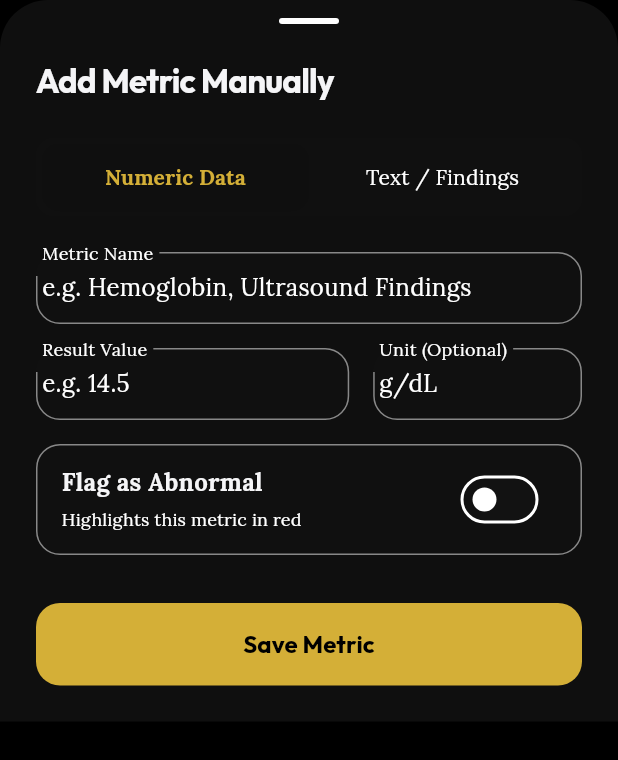
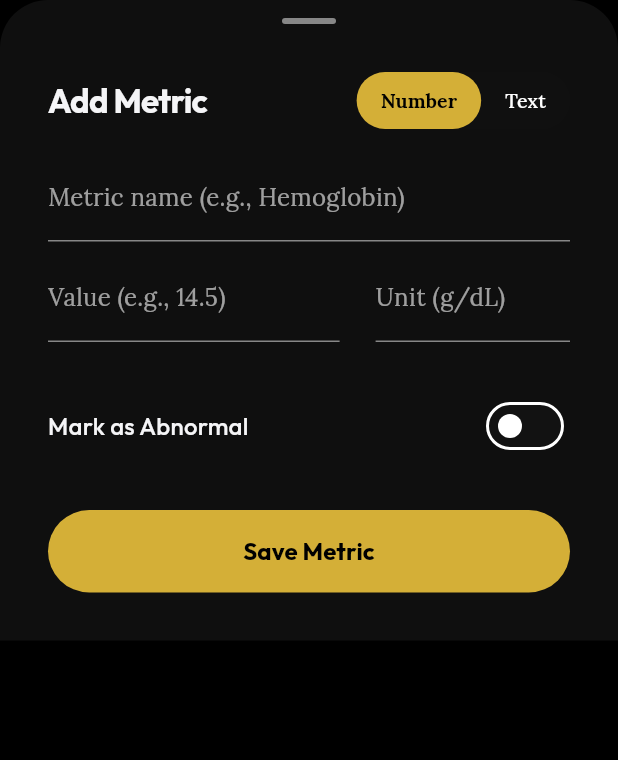
Before and after one commit to aviral2910/Healing-Milestone-v2, a Flutter app: the AddBiomarkerBottomSheet widget shown alone on an empty page, opened directly with empty values, on a phone screen of 412 x 824 dp. Shown: the top 760 px of the screen. Run offline on Flutter 3.47's test engine with Material 3 defaults, Android fonts, the phone set to English and light mode, and no system bars; our stand-ins replace cached_network_image, cloud_firestore, device_preview, dio, file_picker, firebase_ai and 28 more; missing offline and left inert: firebase_app_check, mobile_scanner, record, syncfusion_flutter_pdfviewer; accounts and stored records are empty; generated files the repository leaves out were written again; network calls fail.

Commit message:
Minimalist redesign of manual metric bottom sheet and timeline button fix

```diff
--- a/lib/features/medical_vault/presentation/widgets/add_biomarker_bottom_sheet.dart
+++ b/lib/features/medical_vault/presentation/widgets/add_biomarker_bottom_sheet.dart
@@ -48,7 +48,7 @@ class _AddBiomarkerBottomSheetState extends State<AddBiomarkerBottomSheet> {
 
     if (_isNumeric) {
       numVal = double.tryParse(valText);
-      if (numVal == null) return; // Invalid number
+      if (numVal == null) return;
     } else {
       textVal = valText;
       if (textVal.isEmpty) return;
@@ -71,13 +71,13 @@ class _AddBiomarkerBottomSheetState extends State<AddBiomarkerBottomSheet> {
     Navigator.of(context).pop();
   }
 
-  Widget _buildTextField({
+  Widget _buildMinimalTextField({
     required TextEditingController controller,
-    required String label,
     required String hint,
     TextInputType? keyboardType,
     int maxLines = 1,
     int? minLines,
+    TextStyle? textStyle,
   }) {
     final theme = Theme.of(context);
     return TextField(
@@ -85,28 +85,26 @@ class _AddBiomarkerBottomSheetState extends State<AddBiomarkerBottomSheet> {
       keyboardType: keyboardType,
       maxLines: maxLines,
       minLines: minLines,
+      style: textStyle ?? theme.textTheme.bodyLarge,
       decoration: InputDecoration(
-        labelText: label,
         hintText: hint,
-        filled: true,
-        fillColor: theme.colorScheme.surfaceContainerHighest.withValues(
-          alpha: 0.3,
+        hintStyle: theme.textTheme.bodyLarge?.copyWith(
+          color: theme.colorScheme.onSurfaceVariant.withValues(alpha: 0.6),
         ),
-        border: OutlineInputBorder(
-          borderRadius: BorderRadius.circular(16),
-          borderSide: BorderSide.none,
-        ),
-        enabledBorder: OutlineInputBorder(
-          borderRadius: BorderRadius.circular(16),
+        contentPadding: const EdgeInsets.symmetric(vertical: 16),
+        border: UnderlineInputBorder(
           borderSide: BorderSide(
             color: theme.colorScheme.outlineVariant.withValues(alpha: 0.5),
           ),
         ),
-        focusedBorder: OutlineInputBorder(
-          borderRadius: BorderRadius.circular(16),
-          borderSide: BorderSide(color: theme.colorScheme.primary),
+        enabledBorder: UnderlineInputBorder(
+          borderSide: BorderSide(
+            color: theme.colorScheme.outlineVariant.withValues(alpha: 0.5),
           ),
-        floatingLabelBehavior: FloatingLabelBehavior.always,
+        ),
+        focusedBorder: UnderlineInputBorder(
+          borderSide: BorderSide(color: theme.colorScheme.primary, width: 2),
+        ),
       ),
     );
   }
@@ -127,117 +125,101 @@ class _AddBiomarkerBottomSheetState extends State<AddBiomarkerBottomSheet> {
           ),
         ],
       ),
-      padding: const EdgeInsets.fromLTRB(24, 12, 24, 24),
+      padding: const EdgeInsets.fromLTRB(32, 12, 32, 32),
       child: Column(
         mainAxisSize: MainAxisSize.min,
         crossAxisAlignment: CrossAxisAlignment.stretch,
         children: [
-          // Drag handle
           Center(
             child: Container(
-              width: 40,
+              width: 36,
               height: 4,
-              margin: const EdgeInsets.only(bottom: 24),
+              margin: const EdgeInsets.only(bottom: 32),
               decoration: BoxDecoration(
-                color: theme.colorScheme.outlineVariant,
+                color: theme.colorScheme.outlineVariant.withValues(alpha: 0.5),
                 borderRadius: BorderRadius.circular(2),
               ),
             ),
           ),
 
+          Row(
+            mainAxisAlignment: MainAxisAlignment.spaceBetween,
+            children: [
               Text(
-            'Add Metric Manually',
+                'Add Metric',
                 style: theme.textTheme.titleLarge?.copyWith(
                   fontWeight: FontWeight.bold,
+                  letterSpacing: -0.5,
                 ),
               ),
-          const SizedBox(height: 24),
 
-          // Custom Toggle
+              // Minimal Toggle
               Container(
-            padding: const EdgeInsets.all(4),
                 decoration: BoxDecoration(
                   color: theme.colorScheme.surfaceContainerHighest.withValues(
                     alpha: 0.5,
                   ),
-              borderRadius: BorderRadius.circular(12),
+                  borderRadius: BorderRadius.circular(20),
                 ),
                 child: Row(
+                  mainAxisSize: MainAxisSize.min,
                   children: [
-                Expanded(
-                  child: GestureDetector(
+                    GestureDetector(
                       onTap: () => setState(() {
                         _isNumeric = true;
                         _valueController.clear();
                       }),
                       child: Container(
-                      padding: const EdgeInsets.symmetric(vertical: 10),
+                        padding: const EdgeInsets.symmetric(
+                          horizontal: 16,
+                          vertical: 8,
+                        ),
                         decoration: BoxDecoration(
                           color: _isNumeric
-                            ? theme.colorScheme.surface
+                              ? theme.colorScheme.primary
                               : Colors.transparent,
-                        borderRadius: BorderRadius.circular(10),
-                        boxShadow: _isNumeric
-                            ? [
-                                BoxShadow(
-                                  color: Colors.black.withValues(alpha: 0.05),
-                                  blurRadius: 4,
-                                  offset: const Offset(0, 2),
+                          borderRadius: BorderRadius.circular(20),
                         ),
-                              ]
-                            : null,
-                      ),
-                      child: Center(
                         child: Text(
-                          'Numeric Data',
+                          'Number',
                           style: TextStyle(
+                            color: _isNumeric
+                                ? theme.colorScheme.onPrimary
+                                : theme.colorScheme.onSurfaceVariant,
                             fontWeight: _isNumeric
                                 ? FontWeight.bold
-                                : FontWeight.normal,
-                            color: _isNumeric
-                                ? theme.colorScheme.primary
-                                : theme.colorScheme.onSurfaceVariant,
+                                : FontWeight.w500,
+                            fontSize: 13,
                           ),
                         ),
                       ),
                     ),
-                  ),
-                ),
-                Expanded(
-                  child: GestureDetector(
+                    GestureDetector(
                       onTap: () => setState(() {
                         _isNumeric = false;
                         _valueController.clear();
                       }),
                       child: Container(
-                      padding: const EdgeInsets.symmetric(vertical: 10),
+                        padding: const EdgeInsets.symmetric(
+                          horizontal: 16,
+                          vertical: 8,
+                        ),
                         decoration: BoxDecoration(
                           color: !_isNumeric
-                            ? theme.colorScheme.surface
+                              ? theme.colorScheme.primary
                               : Colors.transparent,
-                        borderRadius: BorderRadius.circular(10),
-                        boxShadow: !_isNumeric
-                            ? [
-                                BoxShadow(
-                                  color: Colors.black.withValues(alpha: 0.05),
-                                  blurRadius: 4,
-                                  offset: const Offset(0, 2),
+                          borderRadius: BorderRadius.circular(20),
                         ),
-                              ]
-                            : null,
-                      ),
-                      child: Center(
                         child: Text(
-                          'Text / Findings',
+                          'Text',
                           style: TextStyle(
+                            color: !_isNumeric
+                                ? theme.colorScheme.onPrimary
+                                : theme.colorScheme.onSurfaceVariant,
                             fontWeight: !_isNumeric
                                 ? FontWeight.bold
-                                : FontWeight.normal,
-                            color: !_isNumeric
-                                ? theme.colorScheme.primary
-                                : theme.colorScheme.onSurfaceVariant,
-                          ),
-                        ),
+                                : FontWeight.w500,
+                            fontSize: 13,
                           ),
                         ),
                       ),
@@ -245,14 +227,18 @@ class _AddBiomarkerBottomSheetState extends State<AddBiomarkerBottomSheet> {
                   ],
                 ),
               ),
-          const SizedBox(height: 24),
-
-          _buildTextField(
-            controller: _nameController,
-            label: 'Metric Name',
-            hint: 'e.g. Hemoglobin, Ultrasound Findings',
+            ],
           ),
           const SizedBox(height: 16),
+
+          _buildMinimalTextField(
+            controller: _nameController,
+            hint: 'Metric name (e.g., Hemoglobin)',
+            textStyle: theme.textTheme.titleMedium?.copyWith(
+              fontWeight: FontWeight.w600,
+            ),
+          ),
+          const SizedBox(height: 8),
 
           if (_isNumeric)
             Row(
@@ -260,73 +246,49 @@ class _AddBiomarkerBottomSheetState extends State<AddBiomarkerBottomSheet> {
               children: [
                 Expanded(
                   flex: 3,
-                  child: _buildTextField(
+                  child: _buildMinimalTextField(
                     controller: _valueController,
-                    label: 'Result Value',
-                    hint: 'e.g. 14.5',
+                    hint: 'Value (e.g., 14.5)',
                     keyboardType: const TextInputType.numberWithOptions(
                       decimal: true,
                     ),
                   ),
                 ),
-                const SizedBox(width: 16),
+                const SizedBox(width: 24),
                 Expanded(
                   flex: 2,
-                  child: _buildTextField(
+                  child: _buildMinimalTextField(
                     controller: _unitController,
-                    label: 'Unit (Optional)',
-                    hint: 'g/dL',
+                    hint: 'Unit (g/dL)',
                   ),
                 ),
               ],
             )
           else
-            _buildTextField(
+            _buildMinimalTextField(
               controller: _valueController,
-              label: 'Text Findings',
-              hint: 'Type or paste the result findings here...',
-              maxLines: 6,
-              minLines: 3,
+              hint: 'Enter finding or note...',
+              maxLines: 5,
+              minLines: 2,
             ),
 
-          const SizedBox(height: 16),
+          const SizedBox(height: 32),
 
-          Container(
-            decoration: BoxDecoration(
-              color: _isAbnormal
-                  ? theme.colorScheme.errorContainer.withValues(alpha: 0.3)
-                  : theme.colorScheme.surfaceContainerHighest.withValues(
-                      alpha: 0.2,
-                    ),
-              borderRadius: BorderRadius.circular(16),
-              border: Border.all(
-                color: _isAbnormal
-                    ? theme.colorScheme.error.withValues(alpha: 0.5)
-                    : theme.colorScheme.outlineVariant.withValues(alpha: 0.5),
+          Row(
+            mainAxisAlignment: MainAxisAlignment.spaceBetween,
+            children: [
+              Text(
+                'Mark as Abnormal',
+                style: theme.textTheme.titleMedium?.copyWith(
+                  fontWeight: FontWeight.w500,
                 ),
               ),
-            child: SwitchListTile(
-              title: Text(
-                'Flag as Abnormal',
-                style: TextStyle(
-                  fontWeight: FontWeight.bold,
-                  color: _isAbnormal ? theme.colorScheme.error : null,
-                ),
-              ),
-              subtitle: Text(
-                'Highlights this metric in red',
-                style: TextStyle(
-                  color: theme.colorScheme.onSurfaceVariant,
-                  fontSize: 12,
-                ),
-              ),
+              Switch.adaptive(
                 value: _isAbnormal,
                 activeColor: theme.colorScheme.error,
-              shape: RoundedRectangleBorder(
-                borderRadius: BorderRadius.circular(16),
-              ),
                 onChanged: (val) => setState(() => _isAbnormal = val),
               ),
+            ],
           ),
 
           const SizedBox(height: 32),
@@ -336,8 +298,8 @@ class _AddBiomarkerBottomSheetState extends State<AddBiomarkerBottomSheet> {
             style: FilledButton.styleFrom(
               padding: const EdgeInsets.symmetric(vertical: 16),
               shape: RoundedRectangleBorder(
-                borderRadius: BorderRadius.circular(16),
-              ),
+                borderRadius: BorderRadius.circular(100),
+              ), // fully rounded
             ),
             child: const Text(
               'Save Metric',
--- a/lib/features/medical_vault/presentation/widgets/report_timeline_node.dart
+++ b/lib/features/medical_vault/presentation/widgets/report_timeline_node.dart
@@ -832,7 +832,7 @@ class ReportTimelineNode extends ConsumerWidget {
                                             side: BorderSide(
                                               color: theme
                                                   .colorScheme
-                                                  .outlineVariant,
+                                                  .primary,
                                             ),
                                             shape: RoundedRectangleBorder(
                                               borderRadius:
```
Lines whose indentation alone changed are shown as unchanged.
